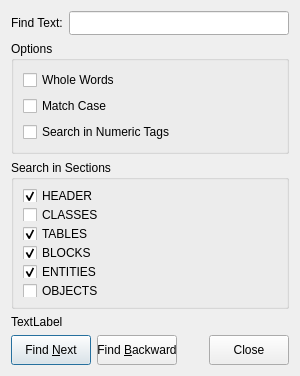
Before: the Qt Designer form src/ezdxf/addons/browser/find_dialog.ui in mozman/ezdxf, drawn with Qt 5.
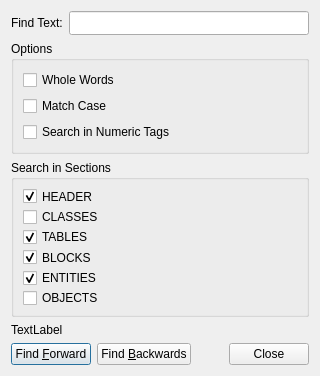
After: the same form once the commit is applied.

Patch:
```diff
--- a/src/ezdxf/addons/browser/find_dialog.ui
+++ b/src/ezdxf/addons/browser/find_dialog.ui
@@ -6,7 +6,7 @@
    <rect>
     <x>0</x>
     <y>0</y>
-    <width>300</width>
+    <width>320</width>
     <height>376</height>
    </rect>
   </property>
@@ -18,13 +18,13 @@
   </property>
   <property name="minimumSize">
    <size>
-    <width>300</width>
+    <width>320</width>
     <height>376</height>
    </size>
   </property>
   <property name="maximumSize">
    <size>
-    <width>300</width>
+    <width>320</width>
     <height>376</height>
    </size>
   </property>
@@ -220,61 +220,92 @@
       <enum>QLayout::SetNoConstraint</enum>
      </property>
      <item alignment="Qt::AlignBottom">
-      <widget class="QPushButton" name="find_next_button">
+      <widget class="QPushButton" name="find_forward_button">
+       <property name="sizePolicy">
+        <sizepolicy hsizetype="Preferred" vsizetype="Preferred">
+         <horstretch>0</horstretch>
+         <verstretch>0</verstretch>
+        </sizepolicy>
+       </property>
        <property name="minimumSize">
         <size>
-         <width>80</width>
-         <height>30</height>
+         <width>0</width>
+         <height>0</height>
         </size>
        </property>
        <property name="maximumSize">
         <size>
-         <width>80</width>
-         <height>30</height>
+         <width>200</width>
+         <height>100</height>
         </size>
        </property>
        <property name="toolTip">
         <string>or press F3</string>
        </property>
        <property name="text">
-        <string>Find &amp;Next</string>
+        <string>Find &amp;Forward</string>
        </property>
       </widget>
      </item>
      <item alignment="Qt::AlignBottom">
-      <widget class="QPushButton" name="find_backward_button">
+      <widget class="QPushButton" name="find_backwards_button">
+       <property name="sizePolicy">
+        <sizepolicy hsizetype="Preferred" vsizetype="Preferred">
+         <horstretch>0</horstretch>
+         <verstretch>0</verstretch>
+        </sizepolicy>
+       </property>
        <property name="minimumSize">
         <size>
-         <width>80</width>
-         <height>30</height>
+         <width>0</width>
+         <height>0</height>
         </size>
        </property>
        <property name="maximumSize">
         <size>
-         <width>80</width>
-         <height>30</height>
+         <width>200</width>
+         <height>100</height>
         </size>
        </property>
        <property name="toolTip">
         <string>or press F4</string>
        </property>
        <property name="text">
-        <string>Find &amp;Backward</string>
+        <string>Find &amp;Backwards</string>
        </property>
       </widget>
      </item>
+     <item>
+      <spacer name="horizontalSpacer">
+       <property name="orientation">
+        <enum>Qt::Horizontal</enum>
+       </property>
+       <property name="sizeHint" stdset="0">
+        <size>
+         <width>40</width>
+         <height>20</height>
+        </size>
+       </property>
+      </spacer>
+     </item>
      <item alignment="Qt::AlignRight|Qt::AlignBottom">
       <widget class="QPushButton" name="close_button">
+       <property name="sizePolicy">
+        <sizepolicy hsizetype="Preferred" vsizetype="Preferred">
+         <horstretch>0</horstretch>
+         <verstretch>0</verstretch>
+        </sizepolicy>
+       </property>
        <property name="minimumSize">
         <size>
-         <width>80</width>
-         <height>30</height>
+         <width>0</width>
+         <height>0</height>
         </size>
        </property>
        <property name="maximumSize">
         <size>
-         <width>80</width>
-         <height>30</height>
+         <width>200</width>
+         <height>100</height>
         </size>
        </property>
        <property name="toolTip">
```
Left out of the diff: 2 changed lines with no effect on the pictures.
